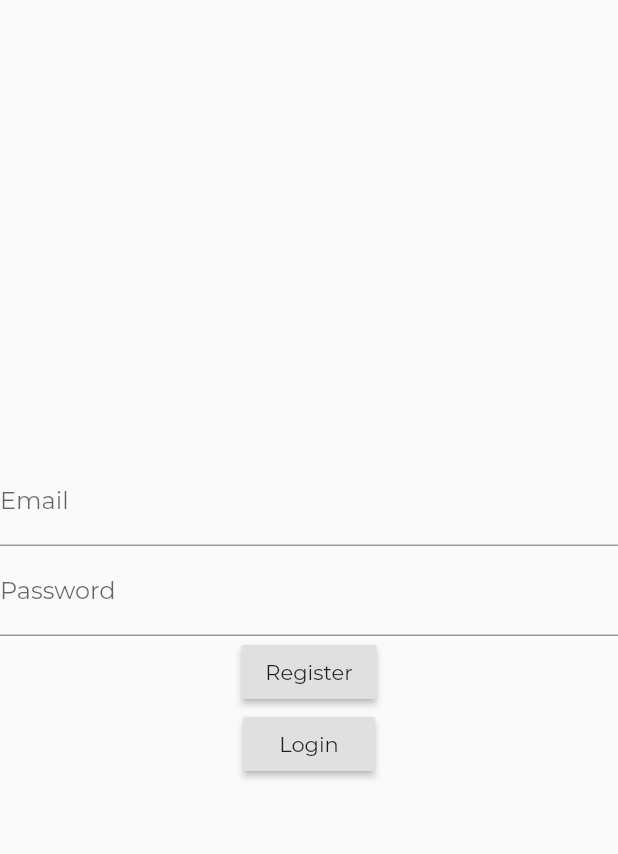
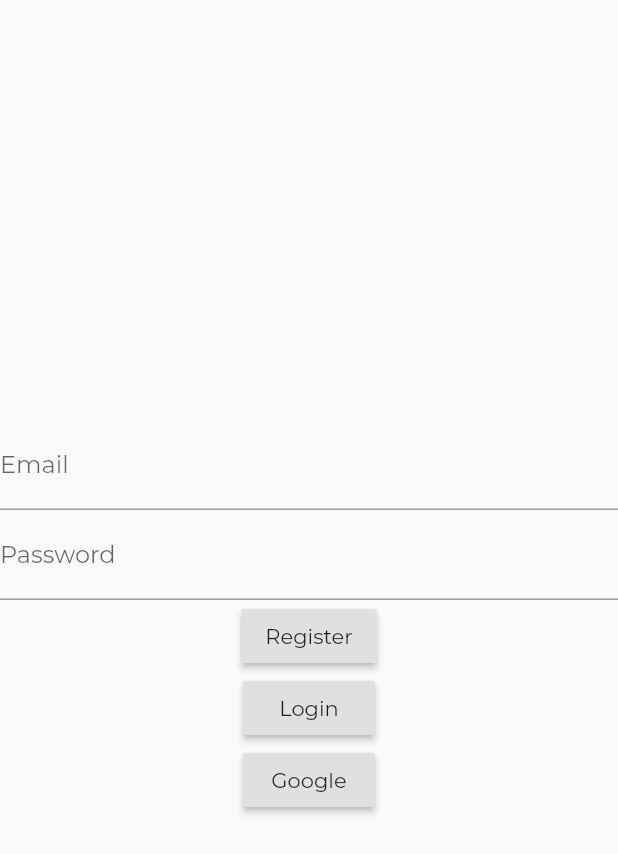
Before and after one commit to nixcode1/student_shop, a Flutter app: the screen it shows after launch, after a tap on "Register", on a phone screen of 412 x 824 dp. Shown: the top 854 px of the screen. Run offline on Flutter 3.47's test engine with Material 2 defaults, Android fonts, the phone set to English and light mode, and no system bars; our stand-ins replace cloud_firestore, firebase_auth, firebase_core, google_sign_in; accounts and stored records are empty; generated files the repository leaves out were written again; network calls fail.

Commit message:
added google auth

```diff
--- a/lib/auth/auth_api.dart
+++ b/lib/auth/auth_api.dart
@@ -1,4 +1,5 @@
 import 'package:firebase_auth/firebase_auth.dart';
+import 'package:google_sign_in/google_sign_in.dart';
 import 'package:student_shop/db/db.dart';
 import 'package:student_shop/models/user_model.dart';
 
@@ -13,9 +14,10 @@ class Auth {
     try {
       UserCredential userCredential = await _authInstance
           .createUserWithEmailAndPassword(email: email, password: password);
-          user.id = userCredential.user.uid;
-          user.email = email;
-      await _db.createUser(user);
+      user.id = userCredential.user.uid;
+      user.email = email;
+      _db.createUser(user);
+      return null;
     } on FirebaseAuthException catch (e) {
       if (e.code == 'weak-password') {
         return ('The password provided is too weak.');
@@ -24,21 +26,39 @@ class Auth {
       }
     } catch (e) {
       print(e);
+      return null;
     }
   }
 
-  Future<String> signInWithEmail(String email, String password) async{
+  Future<String> signInWithEmail(String email, String password) async {
     try {
       UserCredential userCredential = await FirebaseAuth.instance
-          .signInWithEmailAndPassword(
-              email: email,
-              password: password);
+          .signInWithEmailAndPassword(email: email, password: password);
     } on FirebaseAuthException catch (e) {
       if (e.code == 'user-not-found') {
-        return('No user found for that email.');
+        return ('No user found for that email.');
       } else if (e.code == 'wrong-password') {
-        return('Wrong password provided for that user.');
+        return ('Wrong password provided for that user.');
       }
     }
   }
+
+  Future<UserCredential> signInWithGoogle() async {
+    // Trigger the authentication flow
+    final GoogleSignInAccount googleUser = await GoogleSignIn().signIn();
+    print("google user details" + googleUser.toString());
+
+    // Obtain the auth details from the request
+    final GoogleSignInAuthentication googleAuth =
+        await googleUser.authentication;
+
+    // Create a new credential
+    final GoogleAuthCredential credential = GoogleAuthProvider.credential(
+      accessToken: googleAuth.accessToken,
+      idToken: googleAuth.idToken,
+    );
+
+    // Once signed in, return the UserCredential
+    return await FirebaseAuth.instance.signInWithCredential(credential);
+  }
 }
--- a/lib/db/db.dart
+++ b/lib/db/db.dart
@@ -14,8 +14,8 @@ class FirestoreDB {
     // Call the user's CollectionReference to add a new user
     _orders
         .add(order.toJson())
-        .then((value) => print("User Added"))
-        .catchError((error) => print("Failed to add user: $error"));
+        .then((value) => print("\Order added"))
+        .catchError((error) => print("Failed to add order: $error"));
   }
 
   Future<QuerySnapshot> getAllProducts() async {
--- a/lib/models/cart_item.dart
+++ b/lib/models/cart_item.dart
@@ -5,13 +5,17 @@ part 'cart_item.g.dart';
 
 @JsonSerializable(explicitToJson: true)
 class CartItem {
+
+  @JsonKey(ignore: true)
   Product product;
+  String name;
   int price;
   int quantity;
   int total = 0;
 
   CartItem({this.product, this.quantity = 1}) {
     price = product.price;
+    name = product.name;
     print(price);
   }
 
--- a/lib/models/order.dart
+++ b/lib/models/order.dart
@@ -14,7 +14,9 @@ class Order {
 
   List<CartItem> items = [];
   int totalPrice = 0;
-
+  String user;
+  String address;
+  String status = "pending";
   /// A necessary factory constructor for creating a new User instance
   /// from a map. Pass the map to the generated `_$UserFromJson()` constructor.
   /// The constructor is named after the source class, in this case, User.
--- a/lib/ui/auth/login_screen.dart
+++ b/lib/ui/auth/login_screen.dart
@@ -39,7 +39,8 @@ class _LoginOrRegisterState extends State<LoginOrRegister> {
                 decoration: InputDecoration(labelText: "Password"),
               ),
               registerButton(),
-              loginButton()
+              loginButton(),
+              googleButton(),
             ],
           ),
         ),
@@ -73,6 +74,16 @@ class _LoginOrRegisterState extends State<LoginOrRegister> {
     );
   }
 
+  Widget googleButton() {
+    return RaisedButton(
+      onPressed: () async {
+        auth.signInWithGoogle();
+      },
+      child: Text("Google"),
+    );
+  }
+
+
   Future<void> _showMyDialog() async {
     return showDialog<void>(
       context: context,
--- a/pubspec.yaml
+++ b/pubspec.yaml
@@ -33,7 +33,7 @@ dependencies:
   firebase_core: ^0.5.1
   cloud_firestore: ^0.14.2
   firebase_auth: ^0.18.3+1
-
+  google_sign_in: ^4.5.6
   json_annotation: ^3.1.1
 
 dev_dependencies:
```
Also changed, not shown: lib/ui/screens/cart_screen.dart (+9 -10 lines), lib/ui/screens/homepage.dart (+8 -9 lines), lib/models/cart_item.g.dart, lib/models/order.g.dart, pubspec.lock, 1 other file.
